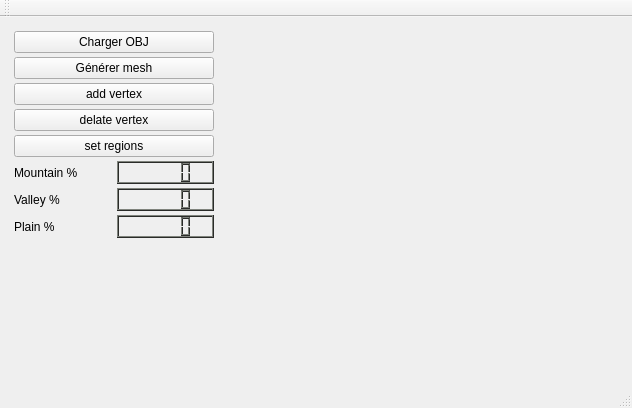
Arnaud04/Generation_Procedurale, file mainwindow.ui: the form before one commit.
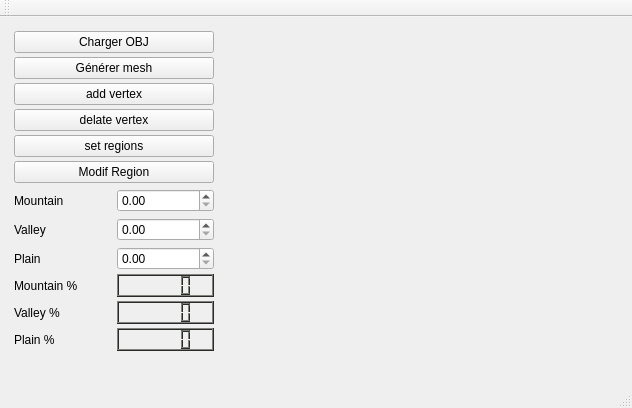
The form after the commit. Custom widgets are drawn as their Qt base class.

Commit message: Maj Param

```diff
--- a/mainwindow.ui
+++ b/mainwindow.ui
@@ -86,6 +86,69 @@
          </property>
         </widget>
        </item>
+       <item>
+        <layout class="QVBoxLayout" name="verticalLayout_param">
+         <item>
+          <widget class="QPushButton" name="QPushButon_Modif">
+           <property name="text">
+            <string>Modif Region</string>
+           </property>
+          </widget>
+         </item>
+         <item>
+          <layout class="QHBoxLayout" name="horizontalLayout_paramMountain">
+           <item>
+            <widget class="QLabel" name="label_mountainSpinB">
+             <property name="text">
+              <string>Mountain</string>
+             </property>
+            </widget>
+           </item>
+           <item>
+            <widget class="QDoubleSpinBox" name="doubleSpinBox_mountain">
+             <property name="enabled">
+              <bool>true</bool>
+             </property>
+             <property name="wrapping">
+              <bool>false</bool>
+             </property>
+             <property name="frame">
+              <bool>true</bool>
+             </property>
+            </widget>
+           </item>
+          </layout>
+         </item>
+         <item>
+          <layout class="QHBoxLayout" name="horizontalLayout_paramValley">
+           <item>
+            <widget class="QLabel" name="label_valleySpinB">
+             <property name="text">
+              <string>Valley</string>
+             </property>
+            </widget>
+           </item>
+           <item>
+            <widget class="QDoubleSpinBox" name="doubleSpinBox_valley"/>
+           </item>
+          </layout>
+         </item>
+         <item>
+          <layout class="QHBoxLayout" name="horizontalLayout_paramPlain">
+           <item>
+            <widget class="QLabel" name="label_plainSpinB">
+             <property name="text">
+              <string>Plain</string>
+             </property>
+            </widget>
+           </item>
+           <item>
+            <widget class="QDoubleSpinBox" name="doubleSpinBox_plain"/>
+           </item>
+          </layout>
+         </item>
+        </layout>
+       </item>
        <item>
         <layout class="QHBoxLayout" name="horizontalLayout_2">
          <item>
@@ -235,6 +298,15 @@
                 </color>
                </brush>
               </colorrole>
+              <colorrole role="PlaceholderText">
+               <brush brushstyle="NoBrush">
+                <color alpha="128">
+                 <red>255</red>
+                 <green>255</green>
+                 <blue>255</blue>
+                </color>
+               </brush>
+              </colorrole>
              </active>
              <inactive>
               <colorrole role="WindowText">
@@ -372,6 +444,15 @@
                 </color>
                </brush>
               </colorrole>
+              <colorrole role="PlaceholderText">
+               <brush brushstyle="NoBrush">
+                <color alpha="128">
+                 <red>255</red>
+                 <green>255</green>
+                 <blue>255</blue>
+                </color>
+               </brush>
+              </colorrole>
              </inactive>
              <disabled>
               <colorrole role="WindowText">
@@ -509,6 +590,15 @@
                 </color>
                </brush>
               </colorrole>
+              <colorrole role="PlaceholderText">
+               <brush brushstyle="NoBrush">
+                <color alpha="128">
+                 <red>255</red>
+                 <green>255</green>
+                 <blue>255</blue>
+                </color>
+               </brush>
+              </colorrole>
              </disabled>
             </palette>
            </property>
@@ -665,6 +755,15 @@
                 </color>
                </brush>
               </colorrole>
+              <colorrole role="PlaceholderText">
+               <brush brushstyle="NoBrush">
+                <color alpha="128">
+                 <red>255</red>
+                 <green>255</green>
+                 <blue>255</blue>
+                </color>
+               </brush>
+              </colorrole>
              </active>
              <inactive>
               <colorrole role="WindowText">
@@ -802,6 +901,15 @@
                 </color>
                </brush>
               </colorrole>
+              <colorrole role="PlaceholderText">
+               <brush brushstyle="NoBrush">
+                <color alpha="128">
+                 <red>255</red>
+                 <green>255</green>
+                 <blue>255</blue>
+                </color>
+               </brush>
+              </colorrole>
              </inactive>
              <disabled>
               <colorrole role="WindowText">
@@ -939,6 +1047,15 @@
                 </color>
                </brush>
               </colorrole>
+              <colorrole role="PlaceholderText">
+               <brush brushstyle="NoBrush">
+                <color alpha="128">
+                 <red>255</red>
+                 <green>255</green>
+                 <blue>255</blue>
+                </color>
+               </brush>
+              </colorrole>
              </disabled>
             </palette>
            </property>
@@ -1095,6 +1212,15 @@
                 </color>
                </brush>
               </colorrole>
+              <colorrole role="PlaceholderText">
+               <brush brushstyle="NoBrush">
+                <color alpha="128">
+                 <red>255</red>
+                 <green>255</green>
+                 <blue>255</blue>
+                </color>
+               </brush>
+              </colorrole>
              </active>
              <inactive>
               <colorrole role="WindowText">
@@ -1232,6 +1358,15 @@
                 </color>
                </brush>
               </colorrole>
+              <colorrole role="PlaceholderText">
+               <brush brushstyle="NoBrush">
+                <color alpha="128">
+                 <red>255</red>
+                 <green>255</green>
+                 <blue>255</blue>
+                </color>
+               </brush>
+              </colorrole>
              </inactive>
              <disabled>
               <colorrole role="WindowText">
@@ -1369,6 +1504,15 @@
                 </color>
                </brush>
               </colorrole>
+              <colorrole role="PlaceholderText">
+               <brush brushstyle="NoBrush">
+                <color alpha="128">
+                 <red>255</red>
+                 <green>255</green>
+                 <blue>255</blue>
+                </color>
+               </brush>
+              </colorrole>
              </disabled>
             </palette>
            </property>
```
The commit also changes 2 other files.
